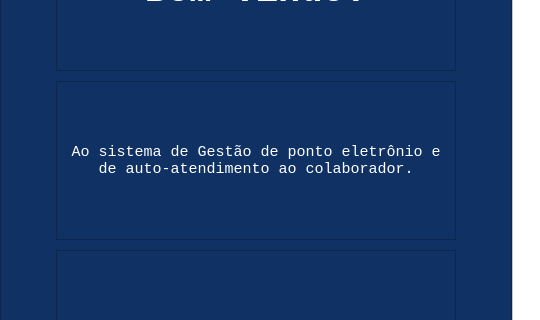
KobaDev/GestaoDePonto, file tela_login.ui: the form before one commit; both pictures show x 0 to 540 and y 139 to 459 of the 1024 by 768 pixel window.
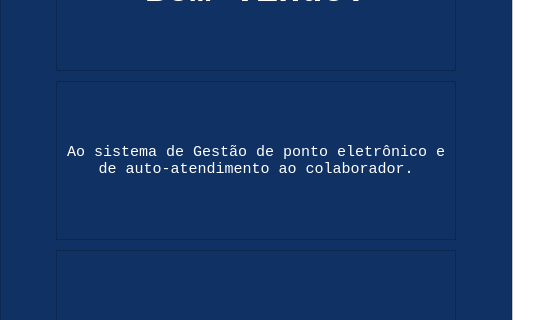
The form after the commit. Icons and pictures are not drawn.

```diff
--- a/tela_login.ui
+++ b/tela_login.ui
@@ -149,7 +149,7 @@
              <string notr="true">color: rgb(255, 255, 255);</string>
             </property>
             <property name="text">
-             <string>Ao sistema de Gestão de ponto eletrônio e de auto-atendimento ao colaborador.</string>
+             <string>Ao sistema de Gestão de ponto eletrônico e de auto-atendimento ao colaborador.</string>
             </property>
             <property name="alignment">
              <set>Qt::AlignCenter</set>
```
